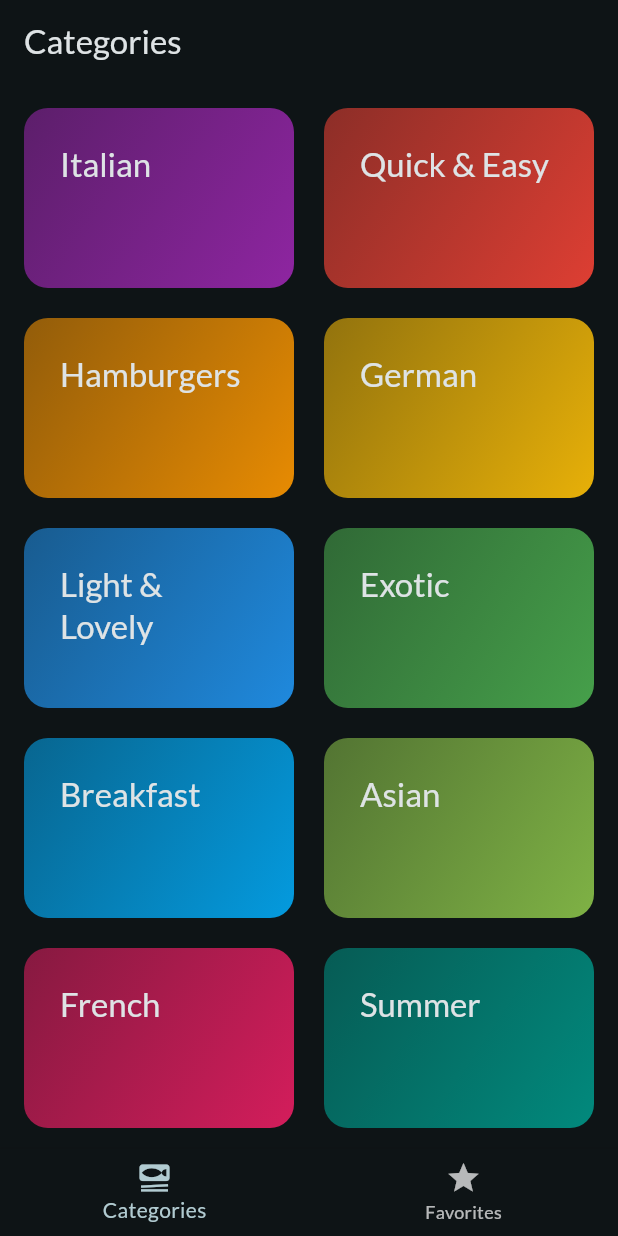
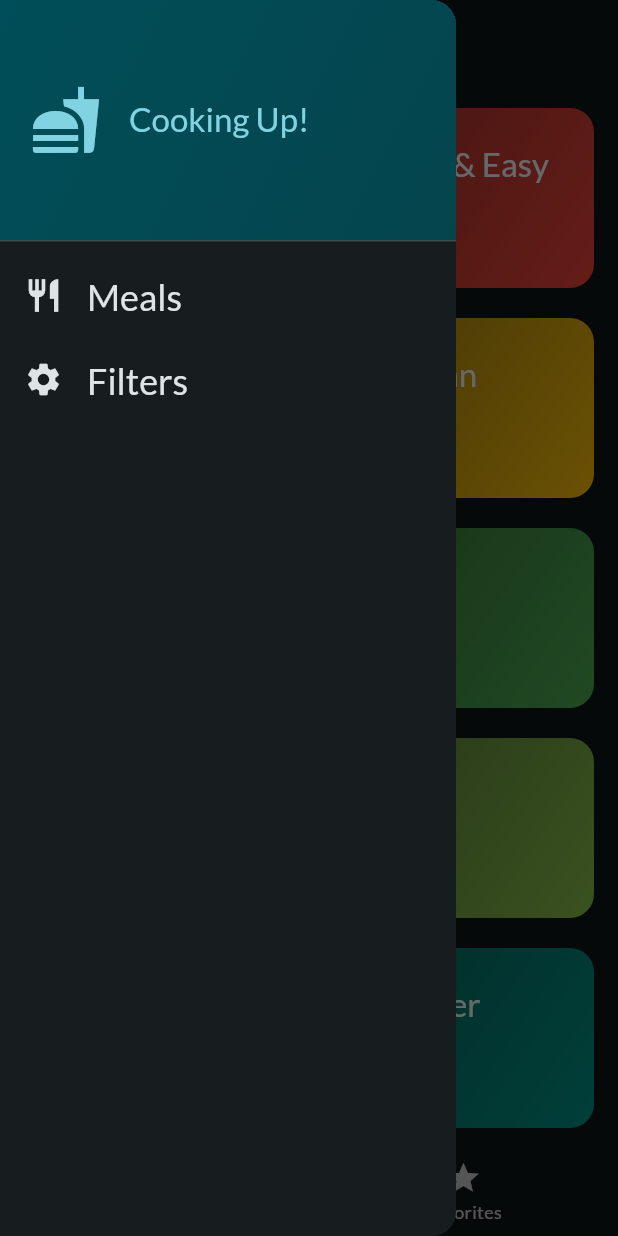
Before and after one commit to ajay-rathod0801/Meals-Flutter-App, a Flutter app: the screen it shows after launch, with the side drawer open (before the commit the screen has no drawer), on a phone screen of 412 x 824 dp. Run offline on Flutter 3.47's test engine with Material 2 defaults, Android fonts, the phone set to English and light mode, and no system bars; our stand-ins replace google_fonts, transparent_image.

Commit message:
Filter option added ✔

```diff
--- a/lib/screens/categories.dart
+++ b/lib/screens/categories.dart
@@ -6,12 +6,13 @@ import 'package:meals/widgets/category_grid_item.dart';
 import 'package:meals/models/category.dart';
 
 class CategoriesScreen extends StatelessWidget {
-  const CategoriesScreen({super.key, required this.onToggleFavorite});
+  const CategoriesScreen({super.key, required this.onToggleFavorite, required this.availableMeals});
 
   final void Function(Meal meal) onToggleFavorite;
+  final List<Meal> availableMeals;
 
   void _selectCategory(BuildContext context, Category category) {
-    final filteredMeals = dummyMeals
+    final filteredMeals = availableMeals
         .where((meal) => meal.categories.contains(category.id))
         .toList();
 
--- a/lib/screens/tabs.dart
+++ b/lib/screens/tabs.dart
@@ -1,7 +1,17 @@
 import 'package:flutter/material.dart';
+import 'package:meals/data/dummy_data.dart';
 import 'package:meals/screens/categories.dart';
+import 'package:meals/screens/filters.dart';
 import 'package:meals/screens/meals.dart';
 import 'package:meals/models/meal.dart';
+import 'package:meals/widgets/main_drawer.dart';
+
+const kInitialFilters = {
+  Filter.glutenFree: false,
+  Filter.lactoseFree: false,
+  Filter.vegetarian: false,
+  Filter.vegan: false
+};
 
 class TabsScreen extends StatefulWidget {
   const TabsScreen({super.key});
@@ -15,6 +25,7 @@ class TabsScreen extends StatefulWidget {
 class _TabsScreenState extends State<TabsScreen> {
   int _selectedPageIndex = 0;
   final List<Meal> _favoriteMeals = [];
+  Map<Filter, bool> _selectedFilters = kInitialFilters;
 
   void _showInfoMessage(String message) {
     ScaffoldMessenger.of(context).clearSnackBars();
@@ -47,9 +58,43 @@ class _TabsScreenState extends State<TabsScreen> {
     });
   }
 
+  void _setScreen(String identifier) async {
+    Navigator.of(context).pop();
+    if (identifier == 'filters') {
+      final result = await Navigator.of(context).push<Map<Filter, bool>>(
+        MaterialPageRoute(
+          builder: (ctx) => FiltersScreen(
+            currentFilters: _selectedFilters,
+          ),
+        ),
+      );
+
+      setState(() {
+        _selectedFilters = result ?? kInitialFilters;
+      });
+    }
+  }
+
   @override
   Widget build(BuildContext context) {
+    final availableMeals = dummyMeals.where((meal) {
+      if (_selectedFilters[Filter.glutenFree]! && !meal.isGlutenFree) {
+        return false;
+      }
+      if (_selectedFilters[Filter.lactoseFree]! && !meal.isLactoseFree) {
+        return false;
+      }
+      if (_selectedFilters[Filter.vegetarian]! && !meal.isVegetarian) {
+        return false;
+      }
+      if (_selectedFilters[Filter.vegan]! && !meal.isVegan) {
+        return false;
+      }
+      return true;
+    }).toList();
+
     Widget activePage = CategoriesScreen(
+      availableMeals: availableMeals,
       onToggleFavorite: _toggleMealFavoriteStatus,
     );
     var activePageTitle = 'Categories';
@@ -66,6 +111,9 @@ class _TabsScreenState extends State<TabsScreen> {
       appBar: AppBar(
         title: Text(activePageTitle),
       ),
+      drawer: MainDrawer(
+        onSelectScreen: _setScreen,
+      ),
       body: activePage,
       bottomNavigationBar: BottomNavigationBar(
         onTap: _selectPage,
--- /dev/null
+++ b/lib/widgets/main_drawer.dart
@@ -0,0 +1,80 @@
+import 'package:flutter/material.dart';
+import 'package:flutter/widgets.dart';
+
+class MainDrawer extends StatelessWidget {
+  const MainDrawer({super.key, required this.onSelectScreen});
+
+  final void Function(String identifier) onSelectScreen;
+
+  @override
+  Widget build(BuildContext context) {
+    return Drawer(
+      child: Column(
+        children: [
+          DrawerHeader(
+            padding: const EdgeInsets.all(20),
+            decoration: BoxDecoration(
+                gradient: LinearGradient(
+              colors: [
+                Theme.of(context).colorScheme.primaryContainer,
+                Theme.of(context).colorScheme.primaryContainer.withOpacity(0.8),
+              ],
+              begin: Alignment.topLeft,
+              end: Alignment.bottomRight,
+            )),
+            child: Row(
+              children: [
+                Icon(
+                  Icons.fastfood,
+                  size: 48,
+                  color: Theme.of(context).colorScheme.primary,
+                ),
+                SizedBox(width: 18),
+                Text(
+                  'Cooking Up!',
+                  style: Theme.of(context).textTheme.titleLarge!.copyWith(
+                        color: Theme.of(context).colorScheme.primary,
+                      ),
+                ),
+              ],
+            ),
+          ),
+          ListTile(
+            leading: Icon(
+              Icons.restaurant,
+              size: 26,
+              color: Theme.of(context).colorScheme.onBackground,
+            ),
+            title: Text(
+              'Meals',
+              style: Theme.of(context).textTheme.titleLarge!.copyWith(
+                    color: Theme.of(context).colorScheme.onBackground,
+                    fontSize: 24,
+                  ),
+            ),
+            onTap: () {
+              onSelectScreen('meals');
+            },
+          ),
+          ListTile(
+            leading: Icon(
+              Icons.settings,
+              size: 26,
+              color: Theme.of(context).colorScheme.onBackground,
+            ),
+            title: Text(
+              'Filters',
+              style: Theme.of(context).textTheme.titleLarge!.copyWith(
+                    color: Theme.of(context).colorScheme.onBackground,
+                    fontSize: 24,
+                  ),
+            ),
+            onTap: () {
+              onSelectScreen('filters');
+            },
+          ),
+        ],
+      ),
+    );
+  }
+}
```
Also changed, not shown: lib/screens/filters.dart (added, +161 -0 lines).
